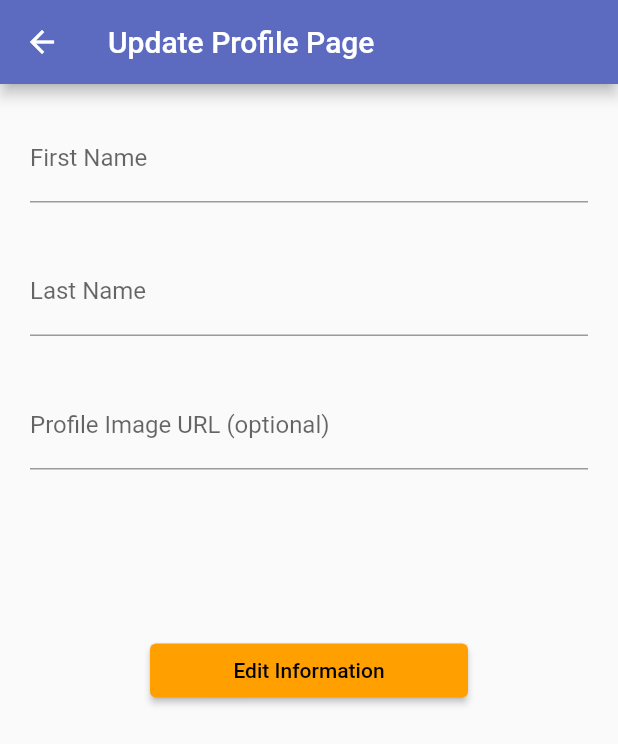
After one commit to Panichito/Overdose-Software, a Flutter app: the UIPage screen opened directly, in the side drawer, after a tap on "Profile", on a phone screen of 412 x 824 dp. The commit adds this screen. Shown: the top 744 px of the screen. Run offline on Flutter 3.47's test engine with Material 2 defaults, Android fonts, the phone set to English and light mode, and no system bars; our stand-ins replace email_validator, searchfield, shared_preferences; accounts and stored records are empty; network calls fail; statements that could not run were skipped.

Commit message:
page for edit profile

```diff
--- a/app/lib/pages/UI.dart
+++ b/app/lib/pages/UI.dart
@@ -6,9 +6,10 @@ import 'package:app/pages/login.dart';
 import 'package:app/pages/addRecord.dart';
 import 'package:app/pages/searchPatient.dart';
 import 'package:app/pages/history.dart';
+import 'package:app/pages/updateProfile.dart';
+import 'package:app/pages/incomeRequest.dart';
 import 'package:shared_preferences/shared_preferences.dart';
 import 'package:url_launcher/url_launcher.dart';
-import 'package:app/pages/incomeRequest.dart';
 
 class UIPage extends StatefulWidget {
   const UIPage({super.key});
@@ -43,7 +44,7 @@ class _UIPageState extends State<UIPage> {
       widgetBottom=[HomePage(), SearchCaretakerPage(), MyMedsPage()];
     }
     else {  // either caretaker or admin is the stuff
-      pagename=['Home Page', 'Find Caretaker Page', 'Add Record Page', 'All Medicine', 'Search Patient'];
+      pagename=['Home Page', 'Find Caretaker Page', 'Add Record Page', 'All Medicine', 'Search My Patient'];
       widgetBottom=[HomePage(), SearchCaretakerPage(), AddRecordPage(), MyMedsPage(), SearchPatientAdv(),];
     }
     return DefaultTabController(
@@ -102,7 +103,9 @@ class _UIPageState extends State<UIPage> {
           ListTile(
             leading: Icon(Icons.manage_accounts),
             title: Text('Profile'),
-            onTap: () {},
+            onTap: () {
+              push_to_edit_page();
+            },
           ),
           ListTile(
             leading: Icon(Icons.history_edu),
@@ -111,6 +114,16 @@ class _UIPageState extends State<UIPage> {
               Navigator.push(context, MaterialPageRoute(builder: (context)=>HistoryPage()));
             },
           ),
+          // user is caretaker show incoming request
+          if(_role=='CARETAKER') ...[
+            ListTile(
+              leading: Icon(Icons.mail_outline),
+              title: Text('Incoming Requests'),
+              onTap: () {
+                Navigator.push(context, MaterialPageRoute(builder: (context)=>IncomingRequestPage()));
+              },
+            ),
+          ],
           ListTile(
             leading: Icon(Icons.contact_support),
             title: Text('About'),
@@ -119,16 +132,6 @@ class _UIPageState extends State<UIPage> {
               Navigator.pop(context);
             },
           ),
-          // user is caretaker show incoming request
-          if (_role == 'CARETAKER') ...[
-            ListTile(
-              leading: Icon(Icons.mail_outline),
-              title: Text('Incoming Requests'),
-              onTap: () {
-                Navigator.push(context, MaterialPageRoute(builder: (context)=>IncomingRequestPage()));
-              },
-            ),
-          ],
           ListTile(
             leading: Icon(Icons.lock_open),
             title: Text('Logout'),
@@ -154,6 +157,19 @@ class _UIPageState extends State<UIPage> {
     }
   }
 
+  void push_to_edit_page() async {
+    final SharedPreferences pref=await SharedPreferences.getInstance();
+    setState(() {
+      var id=pref.getInt('id');
+      var fname=pref.getString('first_name');
+      var lname=pref.getString('last_name');
+      var bdate=pref.getString('birthdate');
+      var gen=pref.getString('gender');
+      var pfp=pref.getString('profilepic');
+      Navigator.push(context, MaterialPageRoute(builder: (context)=>UpdateProfilePage(id, fname, lname, bdate, gen, pfp)));
+    });
+  }
+
   Future<void> launchURL() async {
     final Uri url=Uri.parse('https://tinder.com/th');
     if(await canLaunchUrl(url)) {
@@ -166,12 +182,8 @@ class _UIPageState extends State<UIPage> {
 
   logout(BuildContext context) async {
     final prefs=await SharedPreferences.getInstance();
-    prefs.remove('token');
-    prefs.remove('first_name');
-    prefs.remove('last_name');
-    prefs.remove('username');
-    prefs.remove('role');
-    prefs.remove('profilepic');
+    await prefs.clear();
+    //prefs.remove('token');
     Navigator.pushReplacement(context, MaterialPageRoute(builder: (context)=>LoginPage()));
   }
 }
--- a/app/lib/pages/searchPatient.dart
+++ b/app/lib/pages/searchPatient.dart
@@ -40,6 +40,7 @@ class NewScreen extends StatelessWidget {
       appBar: AppBar(
         titleSpacing: 24,
         title: const Text('Patient Information'),
+        backgroundColor: Colors.indigo[400]
       ),
       body: SingleChildScrollView(
         child: Center(
--- /dev/null
+++ b/app/lib/pages/updateProfile.dart
@@ -0,0 +1,73 @@
+import 'package:flutter/material.dart';
+
+class UpdateProfilePage extends StatefulWidget {
+  final v1, v2, v3, v4, v5, v6;
+  const UpdateProfilePage(this.v1, this.v2, this.v3, this.v4, this.v5, this.v6);
+
+  @override
+  State<UpdateProfilePage> createState() => _UpdateProfilePageState();
+}
+
+class _UpdateProfilePageState extends State<UpdateProfilePage> {
+  var _v1, _v2, _v3, _v4, _v5, _v6;
+  TextEditingController fname=TextEditingController();
+  TextEditingController lname=TextEditingController();
+  TextEditingController bdate=TextEditingController();
+  TextEditingController gender=TextEditingController();
+  TextEditingController pfp=TextEditingController();
+
+  @override
+  void initState() {
+    // TODO: implement initState
+    super.initState();
+    _v1=widget.v1;  // id
+    _v2=widget.v2;  // first name
+    _v3=widget.v3;  // last name
+    _v4=widget.v4;  // birth date
+    _v5=widget.v5;  // gender
+    _v6=widget.v6;  // profile pic
+    fname.text=_v2;
+    lname.text=_v3;
+    pfp.text=_v6;
+  }
+
+  @override
+  Widget build(BuildContext context) {
+    return Scaffold(
+      appBar: AppBar(title: Text('Update Profile Page'),  backgroundColor: Colors.indigo[400]),
+      body: Padding(
+        padding: const EdgeInsets.all(20),
+        child: ListView(
+          children: [
+            TextField(
+              controller: fname,
+              decoration: InputDecoration(labelText: 'First Name'),
+            ),
+            SizedBox(height: 30),
+            TextField(
+              controller: lname,
+              decoration: InputDecoration(labelText: 'Last Name'),
+            ),
+            SizedBox(height: 30),
+            TextField(  // for demo profile url image
+              controller: pfp,
+              decoration: InputDecoration(labelText: 'Profile Image URL (optional)'),
+            ),
+            SizedBox(height: 30),
+            Padding(
+              padding: const EdgeInsets.all(80),
+              child: ElevatedButton(
+                onPressed: () {
+                },
+                child: Text("Edit Information", style: TextStyle(color: Colors.black)),
+                style: ButtonStyle(
+                  backgroundColor: MaterialStateProperty.all(Colors.amber[700]),
+                ),
+              ),
+            )
+          ],
+        ),
+      ),
+    );
+  }
+}
```
Also changed, not shown: app/lib/pages/login.dart (+10 -6 lines), app/lib/pages/searchCaretaker.dart (+7 -8 lines).
